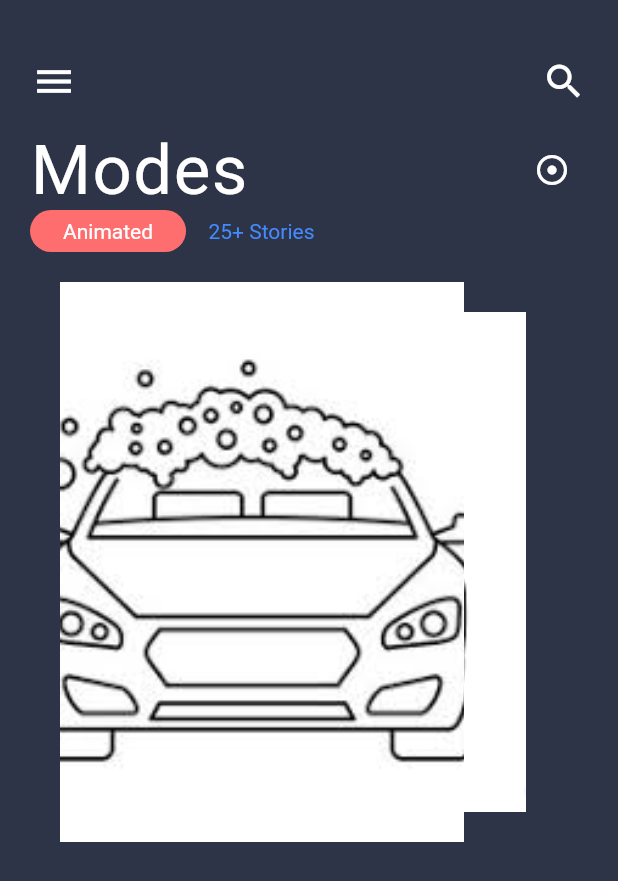
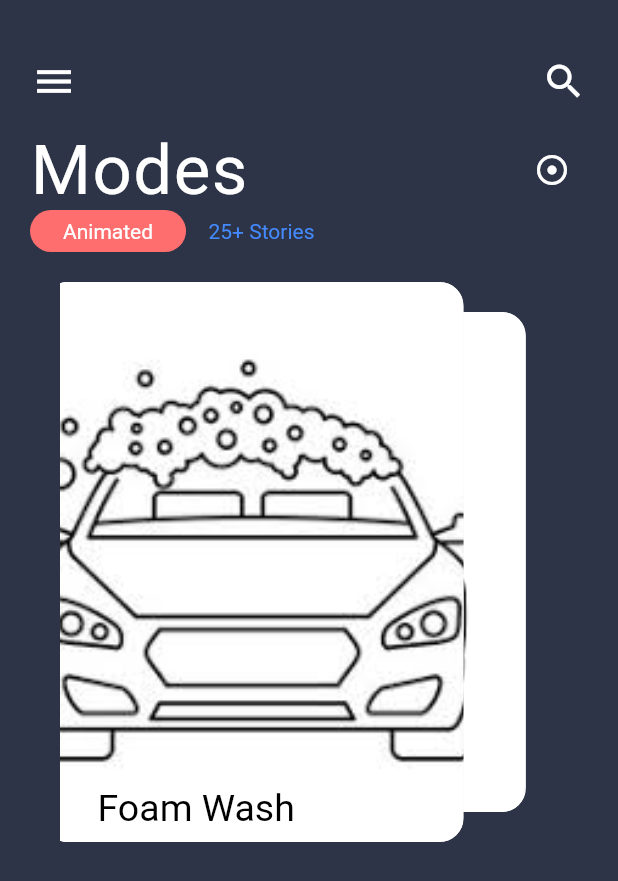
Before and after one commit to Utk42/first_flutter_app, a Flutter app: the screen it shows after launch, swiped to page 2, on a phone screen of 412 x 824 dp. Shown: the top 881 px of the screen. Run offline on Flutter 3.47's test engine with Material 2 defaults, Android fonts, the phone set to English and light mode, and no system bars.

Commit message:
adding text to cards
Signed-off-by: Utk42 <utkcrypto@gmail.com>

```diff
--- a/app/lib/main.dart
+++ b/app/lib/main.dart
@@ -196,7 +196,16 @@ class CardScrollWidget extends StatelessWidget {
               bottom: padding + verticalInset * max(-delta, 0.0),
               start: start,
               textDirection: TextDirection.rtl,
+              child: ClipRRect(
+                borderRadius: BorderRadius.circular(16.0),
                 child: Container(
+                  decoration: BoxDecoration(color: Colors.white, boxShadow: [
+                    BoxShadow(
+                      color: Colors.black12,
+                      offset: Offset(3.0, 6.0),
+                      blurRadius: 10.0,
+                    )
+                  ]),
                   child: AspectRatio(
                     aspectRatio: cardAspectRatio,
                     child: Stack(
@@ -205,8 +214,31 @@ class CardScrollWidget extends StatelessWidget {
                         Image.asset(
                           images[i],
                           fit: BoxFit.cover,
+                        ),
+                        Align(
+                          alignment: Alignment.bottomLeft,
+                          child: Column(
+                            mainAxisSize: MainAxisSize.min,
+                            crossAxisAlignment: CrossAxisAlignment.start,
+                            children: <Widget>[
+                              Padding(
+                                padding: EdgeInsets.symmetric(
+                                  horizontal: 36.0,
+                                  vertical: 8.0,
+                                ),
+                                child: Text(
+                                  title[i],
+                                  style: TextStyle(
+                                    color: Colors.black,
+                                    fontSize: 25.0,
+                                  ),
+                                ),
                               )
                             ],
+                          ),
+                        ),
+                      ],
+                    ),
                   ),
                 ),
               ),
```
Lines whose indentation alone changed are shown as unchanged.
